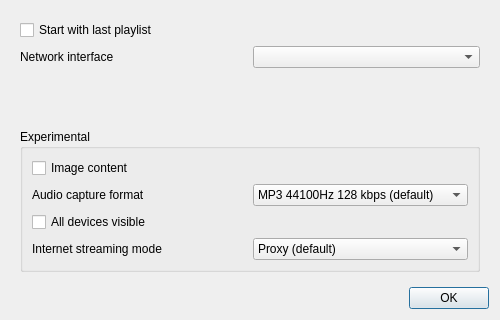
Qt form desktop/src/settingsdialog.ui (mkiol/Jupii) before a commit.
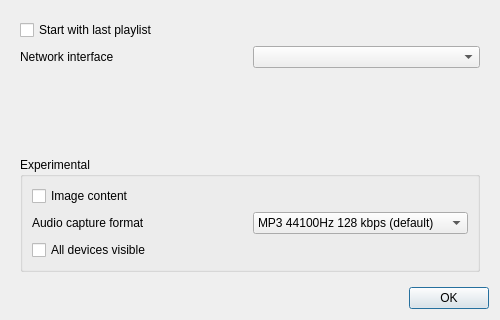
The same form after that commit.

```diff
--- a/desktop/src/settingsdialog.ui
+++ b/desktop/src/settingsdialog.ui
@@ -124,31 +124,6 @@
            </property>
           </widget>
          </item>
-         <item>
-          <layout class="QHBoxLayout" name="remoteContentModeLayout">
-           <item>
-            <widget class="QLabel" name="label_2">
-             <property name="text">
-              <string>Internet streaming mode</string>
-             </property>
-            </widget>
-           </item>
-           <item>
-            <widget class="QComboBox" name="remoteContentModeComboBox">
-             <item>
-              <property name="text">
-               <string>Proxy (default)</string>
-              </property>
-             </item>
-             <item>
-              <property name="text">
-               <string>Redirection</string>
-              </property>
-             </item>
-            </widget>
-           </item>
-          </layout>
-         </item>
         </layout>
        </widget>
       </item>
```
